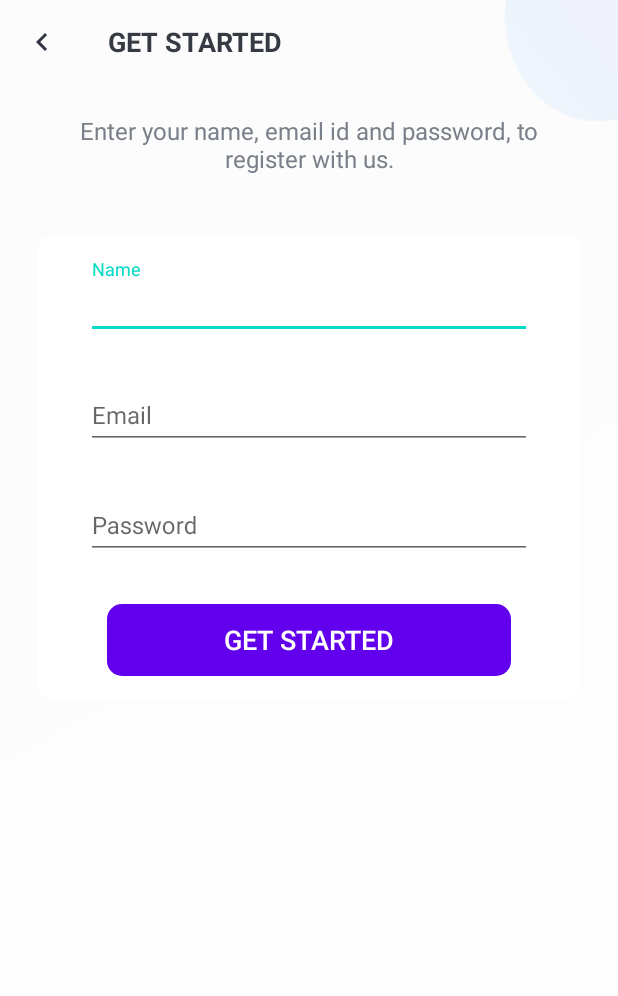
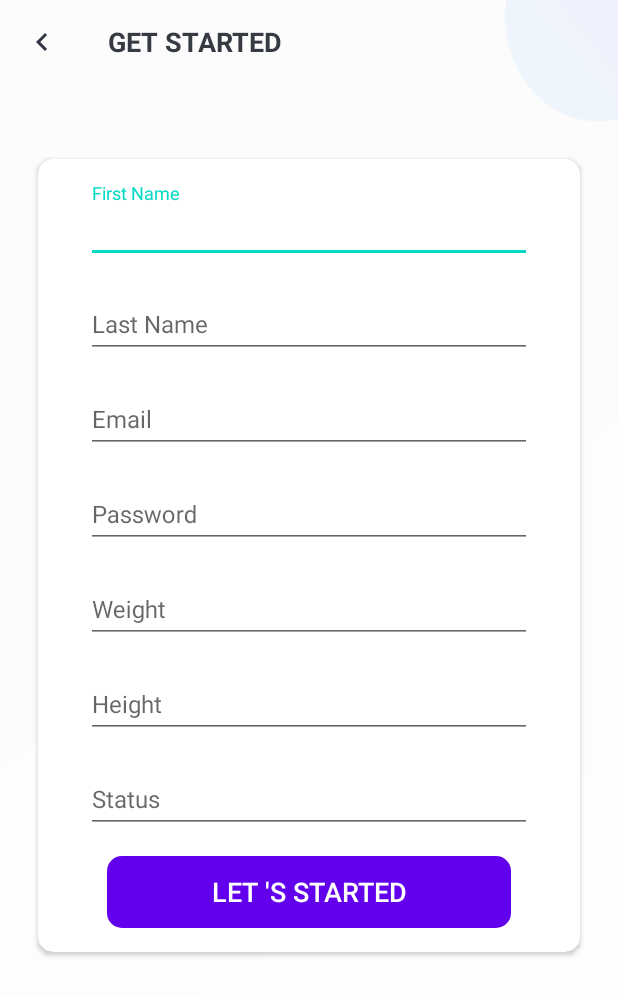
Before and after one commit to brucewu1996/Google_DSC_food168, an Android app: the SignUpActivity screen opened directly, with no data from a screen before it, on a phone screen of 412 x 824 dp. Shown: the top 996 px of the screen. Run offline under Robolectric (Android 15) with nearby library versions, the phone set to English and light mode, and no system bars; our stand-ins replace Firebase (no records; nobody signed in at launch, a user with empty details on screens opened directly); Roboto replaces fonts that are not available here.

Commit message:
add column weight and height in sign up page

```diff
--- a/app/src/main/java/com/example/androidcamera/activities/MainActivity.kt
+++ b/app/src/main/java/com/example/androidcamera/activities/MainActivity.kt
@@ -32,6 +32,8 @@ class MainActivity : AppCompatActivity() {
             )
         }
 
+        //sign in change page
+
         binding.btnDatePicker.setOnClickListener { view ->
             clickDatePicker(view)
         }
--- a/app/src/main/res/layout/activity_main.xml
+++ b/app/src/main/res/layout/activity_main.xml
@@ -48,7 +48,7 @@
             android:paddingTop="@dimen/btn_paddingTopBottom"
             android:paddingBottom="@dimen/btn_paddingTopBottom"
             android:fontFamily="@font/work_sans"
-            android:text="@string/sign_up"
+            android:text="select date"
             android:textColor="@color/black"
             android:textSize="@dimen/btn_text_size" />
 
--- a/app/src/main/res/layout/activity_sign_up.xml
+++ b/app/src/main/res/layout/activity_sign_up.xml
@@ -19,7 +19,7 @@
             android:layout_width="match_parent"
             android:layout_height="match_parent"
             android:gravity="center_vertical"
-            android:text="@string/sign_up"
+            android:text="@string/sign_up_step_1_title"
             android:textColor="@color/primary_text_color"
             android:textSize="@dimen/toolbar_title_text_size"
             android:textStyle="bold" />
@@ -33,15 +33,15 @@
         android:layout_marginTop="@dimen/authentication_screen_content_marginTop"
         android:orientation="vertical">
 
-        <TextView
-            android:layout_width="match_parent"
-            android:layout_height="wrap_content"
-            android:layout_marginStart="@dimen/authentication_screen_marginStartEnd"
-            android:layout_marginEnd="@dimen/authentication_screen_marginStartEnd"
-            android:gravity="center"
-            android:text="@string/sign_up_description_text"
-            android:textColor="@color/secondary_text_color"
-            android:textSize="@dimen/authentication_description_text_size" />
+<!--        <TextView-->
+<!--            android:layout_width="match_parent"-->
+<!--            android:layout_height="wrap_content"-->
+<!--            android:layout_marginStart="@dimen/authentication_screen_marginStartEnd"-->
+<!--            android:layout_marginEnd="@dimen/authentication_screen_marginStartEnd"-->
+<!--            android:gravity="center"-->
+<!--            android:text="@string/sign_up_step_1_description_text"-->
+<!--            android:textColor="@color/secondary_text_color"-->
+<!--            android:textSize="@dimen/authentication_description_text_size" />-->
 
         <androidx.cardview.widget.CardView
             android:layout_width="match_parent"
@@ -65,11 +65,11 @@
                     android:layout_marginEnd="@dimen/authentication_screen_til_marginStartEnd">
 
                     <androidx.appcompat.widget.AppCompatEditText
-                        android:id="@+id/et_name"
+                        android:id="@+id/et_first_name"
                         android:layout_width="match_parent"
                         android:layout_height="wrap_content"
-                        android:hint="@string/name"
-                        android:inputType="textEmailAddress"
+                        android:hint="@string/first_name"
+                        android:inputType="textPersonName"
                         android:textSize="@dimen/et_text_size" />
                 </com.google.android.material.textfield.TextInputLayout>
 
@@ -77,7 +77,23 @@
                     android:layout_width="match_parent"
                     android:layout_height="wrap_content"
                     android:layout_marginStart="@dimen/authentication_screen_til_marginStartEnd"
-                    android:layout_marginTop="@dimen/authentication_screen_til_marginTop"
+                    android:layout_marginTop="@dimen/sign_up_text_marginTop"
+                    android:layout_marginEnd="@dimen/authentication_screen_til_marginStartEnd">
+
+                    <androidx.appcompat.widget.AppCompatEditText
+                        android:id="@+id/et_last_name"
+                        android:layout_width="match_parent"
+                        android:layout_height="wrap_content"
+                        android:hint="@string/last_name"
+                        android:inputType="textPersonName"
+                        android:textSize="@dimen/et_text_size" />
+                </com.google.android.material.textfield.TextInputLayout>
+
+                <com.google.android.material.textfield.TextInputLayout
+                    android:layout_width="match_parent"
+                    android:layout_height="wrap_content"
+                    android:layout_marginStart="@dimen/authentication_screen_til_marginStartEnd"
+                    android:layout_marginTop="@dimen/sign_up_text_marginTop"
                     android:layout_marginEnd="@dimen/authentication_screen_til_marginStartEnd">
 
                     <androidx.appcompat.widget.AppCompatEditText
@@ -93,7 +109,7 @@
                     android:layout_width="match_parent"
                     android:layout_height="wrap_content"
                     android:layout_marginStart="@dimen/authentication_screen_til_marginStartEnd"
-                    android:layout_marginTop="@dimen/authentication_screen_til_marginTop"
+                    android:layout_marginTop="@dimen/sign_up_text_marginTop"
                     android:layout_marginEnd="@dimen/authentication_screen_til_marginStartEnd">
 
                     <androidx.appcompat.widget.AppCompatEditText
@@ -102,6 +118,54 @@
                         android:layout_height="wrap_content"
                         android:hint="@string/password"
                         android:inputType="textPassword"
+                        android:textSize="16sp" />
+                </com.google.android.material.textfield.TextInputLayout>
+
+                <com.google.android.material.textfield.TextInputLayout
+                    android:layout_width="match_parent"
+                    android:layout_height="wrap_content"
+                    android:layout_marginTop="@dimen/sign_up_text_marginTop"
+                    android:layout_marginStart="@dimen/authentication_screen_til_marginStartEnd"
+                    android:layout_marginEnd="@dimen/authentication_screen_til_marginStartEnd">
+
+                    <EditText
+                        android:id="@+id/et_weight"
+                        android:layout_width="match_parent"
+                        android:layout_height="wrap_content"
+                        android:hint="@string/weight"
+                        android:inputType="number"
+                        android:textSize="@dimen/et_text_size" />
+                </com.google.android.material.textfield.TextInputLayout>
+
+                <com.google.android.material.textfield.TextInputLayout
+                    android:layout_width="match_parent"
+                    android:layout_height="wrap_content"
+                    android:layout_marginStart="@dimen/authentication_screen_til_marginStartEnd"
+                    android:layout_marginTop="@dimen/sign_up_text_marginTop"
+                    android:layout_marginEnd="@dimen/authentication_screen_til_marginStartEnd">
+
+                    <androidx.appcompat.widget.AppCompatEditText
+                        android:id="@+id/et_height"
+                        android:layout_width="match_parent"
+                        android:layout_height="wrap_content"
+                        android:hint="@string/height"
+                        android:inputType="numberDecimal"
+                        android:textSize="@dimen/et_text_size" />
+                </com.google.android.material.textfield.TextInputLayout>
+
+                <com.google.android.material.textfield.TextInputLayout
+                    android:layout_width="match_parent"
+                    android:layout_height="wrap_content"
+                    android:layout_marginStart="@dimen/authentication_screen_til_marginStartEnd"
+                    android:layout_marginTop="@dimen/sign_up_text_marginTop"
+                    android:layout_marginEnd="@dimen/authentication_screen_til_marginStartEnd">
+
+                    <androidx.appcompat.widget.AppCompatEditText
+                        android:id="@+id/et_status"
+                        android:layout_width="match_parent"
+                        android:layout_height="wrap_content"
+                        android:hint="@string/Status"
+                        android:inputType="textShortMessage"
                         android:textSize="16sp" />
                 </com.google.android.material.textfield.TextInputLayout>
 
@@ -118,7 +182,7 @@
                     android:gravity="center"
                     android:paddingTop="@dimen/btn_paddingTopBottom"
                     android:paddingBottom="@dimen/btn_paddingTopBottom"
-                    android:text="@string/sign_up"
+                    android:text="@string/sign_up_step_2_bottom"
                     android:textColor="@android:color/white"
                     android:textSize="@dimen/btn_text_size" />
             </LinearLayout>
--- a/app/src/main/res/values/dimens.xml
+++ b/app/src/main/res/values/dimens.xml
@@ -4,7 +4,7 @@
 
     <dimen name="intro_screen_title_text_size">40sp</dimen>
     <dimen name="intro_screen_title_text_marginTop">40dp</dimen>
-    <dimen name="intro_screen_image_marginTop">15dp</dimen>
+    <dimen name="intro_screen_image_marginTop">50dp</dimen>
     <dimen name="lets_get_started_text_marginTop">25dp</dimen>
     <dimen name="lets_get_started_text_size">30sp</dimen>
     <dimen name="intro_text_marginStartEnd">20dp</dimen>
@@ -18,18 +18,19 @@
     <dimen name="btn_text_size">18sp</dimen>
 
 
-    <dimen name="sign_up_screen_btn_marginTop">30dp</dimen>
+    <dimen name="sign_up_screen_btn_marginTop">15dp</dimen>
     <dimen name="toolbar_title_text_size">18sp</dimen>
     <dimen name="authentication_screen_content_marginTop">20dp</dimen>
     <dimen name="authentication_description_text_size">16sp</dimen>
     <dimen name="authentication_screen_marginStartEnd">25dp</dimen>
-    <dimen name="authentication_screen_card_view_marginTop">40dp</dimen>
+    <dimen name="authentication_screen_card_view_marginTop">30dp</dimen>
     <dimen name="card_view_elevation">10dp</dimen>
     <dimen name="card_view_corner_radius">10dp</dimen>
     <dimen name="card_view_layout_content_padding">16dp</dimen>
     <dimen name="authentication_screen_til_marginStartEnd">16dp</dimen>
     <dimen name="et_text_size">16sp</dimen>
     <dimen name="authentication_screen_til_marginTop">20dp</dimen>
+    <dimen name="sign_up_text_marginTop">10dp</dimen>
 
     <dimen name="progress_dialog_content_padding">10dp</dimen>
     <dimen name="progress_bar_size">50dp</dimen>
--- a/app/src/main/res/values/strings.xml
+++ b/app/src/main/res/values/strings.xml
@@ -6,13 +6,33 @@
     <string name="let_s_get_started_text">Welcome to GooNus!</string>
     <string name="intro_text_description">Collaborate and Plan Together Across Multiple Devices on Projemanag’s Minimalist Interface.</string>
     <string name="sign_in">SIGN IN</string>
-    <string name="sign_up">GET STARTED</string>
+    <string name="sign_up">SIGN UP</string>
 
     <!--sign up page-->
-    <string name="sign_up_description_text">Enter your name, email id and password, to register with us.</string>
-    <string name="name">Name</string>
+    <string name="sign_up_step_1_title">GET STARTED</string>
+    <string name="sign_up_step_2_title">ENTER YOUR INFORMATION</string>
+    <string name="sign_up_step_1_description_text">Enter your name, email id and password, to register with us.</string>
+    <string name="sign_up_step_2_description_text">Let\'s get to know each other a little more… </string>
+    <string name="first_name">First Name</string>
+    <string name="last_name">Last Name</string>
     <string name="password">Password</string>
     <string name="email">Email</string>
+    <string name="Status">Status</string>
+    <string name="weight">Weight</string>
+    <string name="height">Height</string>
+    <string name="sign_up_step_1_bottom">NEXT</string>
+    <string name="sign_up_step_2_bottom">LET \'s STARTED</string>
+    <string-array name="sign_up_status_array">
+        <item>Mercury</item>
+        <item>Venus</item>
+        <item>Earth</item>
+        <item>Mars</item>
+        <item>Jupiter</item>
+        <item>Saturn</item>
+        <item>Uranus</item>
+        <item>Neptune</item>
+    </string-array>
+
 
     <!--sign in page-->
     <string name="sign_in_description_text">Enter your email id and password, start your healthy life today with us.</string>
```
Also changed, not shown: app/src/main/AndroidManifest.xml (+18 -5 lines), app/src/main/java/com/example/androidcamera/activities/SignUpActivity.kt (+25 -10 lines), app/src/main/java/com/example/androidcamera/activities/SignUpStep2Activity.kt (added, +38 -0 lines), app/src/main/java/com/example/androidcamera/models/User.kt (+14 -6 lines), app/src/main/res/layout-v21/activity_sign_up_step_2.xml (added, +134 -0 lines), app/src/main/res/layout-v23/activity_sign_up_step_2.xml (added, +133 -0 lines), app/src/main/res/layout/activity_sign_in.xml (+7 -9 lines), app/src/main/res/layout/activity_sign_up_step_2.xml (added, +137 -0 lines), app/src/main/res/drawable/ic_signin_step_2_bg.png (added).
